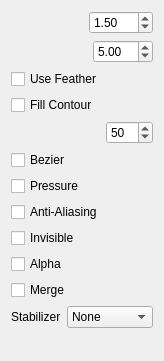
pencil2d/pencil, file app/ui/tooloptions.ui: the form before one commit.
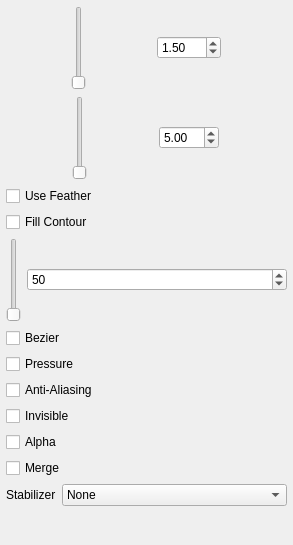
The form after the commit. Custom widgets are drawn as their Qt base class.

Commit message: Make ToolOptions scrollable

```diff
--- a/app/ui/tooloptions.ui
+++ b/app/ui/tooloptions.ui
@@ -6,18 +6,66 @@
    <rect>
     <x>0</x>
     <y>0</y>
-    <width>164</width>
-    <height>361</height>
+    <width>293</width>
+    <height>545</height>
    </rect>
   </property>
   <property name="windowTitle">
    <string>Form</string>
   </property>
+  <layout class="QGridLayout" name="gridLayout">
+   <property name="leftMargin">
+    <number>6</number>
+   </property>
+   <property name="topMargin">
+    <number>6</number>
+   </property>
+   <property name="rightMargin">
+    <number>6</number>
+   </property>
+   <property name="bottomMargin">
+    <number>6</number>
+   </property>
+   <item row="0" column="0" rowspan="2" colspan="2">
+    <widget class="QScrollArea" name="scrollArea">
+     <property name="frameShape">
+      <enum>QFrame::NoFrame</enum>
+     </property>
+     <property name="frameShadow">
+      <enum>QFrame::Plain</enum>
+     </property>
+     <property name="widgetResizable">
+      <bool>true</bool>
+     </property>
+     <widget class="QWidget" name="scrollAreaWidgetContents">
+      <property name="geometry">
+       <rect>
+        <x>0</x>
+        <y>0</y>
+        <width>281</width>
+        <height>533</height>
+       </rect>
+      </property>
   <layout class="QVBoxLayout" name="verticalLayout">
+       <property name="spacing">
+        <number>6</number>
+       </property>
+       <property name="leftMargin">
+        <number>0</number>
+       </property>
+       <property name="topMargin">
+        <number>0</number>
+       </property>
+       <property name="rightMargin">
+        <number>0</number>
+       </property>
+       <property name="bottomMargin">
+        <number>2</number>
+       </property>
    <item>
     <layout class="QHBoxLayout" name="horizontalLayout_2">
      <item>
-      <widget class="SpinSlider" name="sizeSlider" native="true">
+          <widget class="SpinSlider" name="sizeSlider">
        <property name="toolTip">
         <string>Set Pen Width &lt;br&gt;&lt;b&gt;[SHIFT]+drag&lt;/b&gt;&lt;br&gt;for quick adjustment</string>
        </property>
@@ -53,7 +101,7 @@
    <item>
     <layout class="QHBoxLayout" name="horizontalLayout">
      <item>
-      <widget class="SpinSlider" name="featherSlider" native="true">
+          <widget class="SpinSlider" name="featherSlider">
        <property name="toolTip">
         <string>Set Pen Feather &lt;br&gt;&lt;b&gt;[CTRL]+drag&lt;/b&gt;&lt;br&gt;for quick adjustment</string>
        </property>
@@ -109,7 +157,7 @@
    <item>
     <layout class="QHBoxLayout" name="horizontalLayout_3" stretch="1,0">
      <item>
-      <widget class="SpinSlider" name="toleranceSlider" native="true">
+          <widget class="SpinSlider" name="toleranceSlider">
        <property name="toolTip">
         <string>The extent to which the color variation will be treated as being equal</string>
        </property>
@@ -222,20 +270,27 @@
      <property name="orientation">
       <enum>Qt::Vertical</enum>
      </property>
+         <property name="sizeType">
+          <enum>QSizePolicy::Expanding</enum>
+         </property>
      <property name="sizeHint" stdset="0">
       <size>
-       <width>20</width>
-       <height>40</height>
+           <width>0</width>
+           <height>0</height>
       </size>
      </property>
     </spacer>
    </item>
   </layout>
  </widget>
+    </widget>
+   </item>
+  </layout>
+ </widget>
  <customwidgets>
   <customwidget>
    <class>SpinSlider</class>
-   <extends>QWidget</extends>
+   <extends>QSlider</extends>
    <header>spinslider.h</header>
    <container>1</container>
   </customwidget>
```
Lines whose indentation alone changed are shown as unchanged.
